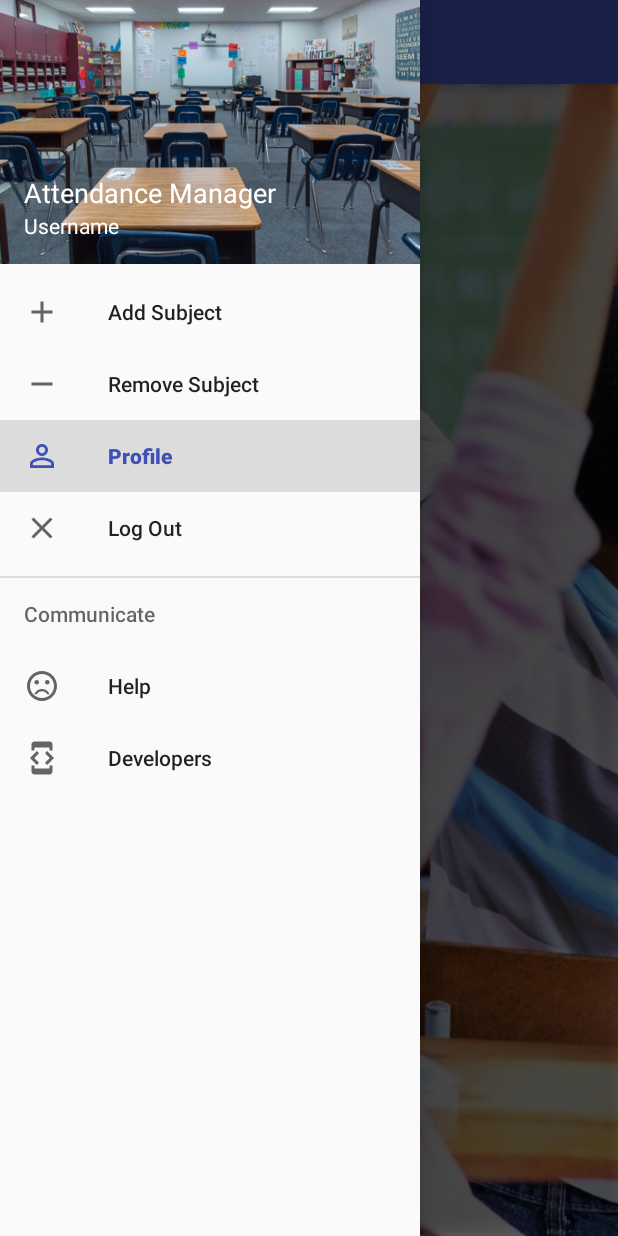
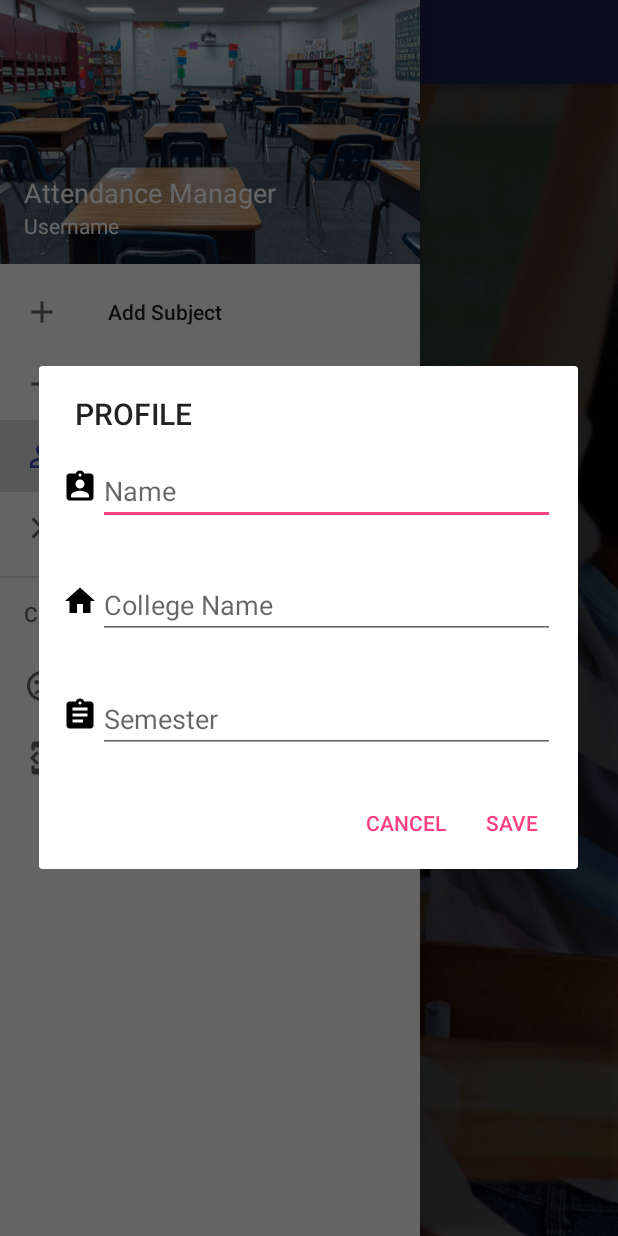
Before and after one commit to Cyber-Labs/attendance-manager-app-1, an Android app: the screen it shows after launch (MainActivity), in the side drawer, after a tap on "Profile", on a phone screen of 412 x 824 dp. Run offline under Robolectric (Android 15) with nearby library versions, the phone set to English and light mode, and no system bars.

Commit message:
added current percentage and required percentage textviews,swiping down on the screen will refresh the data and added create profile dialog box on the profile button of navigation drawer..

```diff
--- /dev/null
+++ b/app/src/main/java/com/example/roshni/attendance/EditProfile.java
@@ -0,0 +1,33 @@
+package com.example.roshni.attendance;
+
+import android.app.Dialog;
+import android.content.DialogInterface;
+import android.os.Bundle;
+import android.support.v7.app.AlertDialog;
+import android.support.v7.app.AppCompatDialogFragment;
+import android.view.LayoutInflater;
+import android.view.View;
+
+public class EditProfile extends AppCompatDialogFragment {
+    @Override
+    public Dialog onCreateDialog(Bundle savedInstanceState) {
+        AlertDialog.Builder builder = new AlertDialog.Builder(getActivity());
+        LayoutInflater inflater = getActivity().getLayoutInflater();
+        View view = inflater.inflate(R.layout.edit_profile,null);
+        builder.setView(view)
+                .setTitle("PROFILE")
+                .setNegativeButton("CANCEL", new DialogInterface.OnClickListener() {
+                    @Override
+                    public void onClick(DialogInterface dialogInterface, int i) {
+
+                    }
+                })
+                .setPositiveButton("SAVE", new DialogInterface.OnClickListener() {
+                    @Override
+                    public void onClick(DialogInterface dialogInterface, int i) {
+
+                    }
+                });
+        return builder.create();
+    }
+}
--- /dev/null
+++ b/app/src/main/res/drawable/ic_college.xml
@@ -0,0 +1,9 @@
+<vector xmlns:android="http://schemas.android.com/apk/res/android"
+        android:width="24dp"
+        android:height="24dp"
+        android:viewportWidth="24.0"
+        android:viewportHeight="24.0">
+    <path
+        android:fillColor="#FF000000"
+        android:pathData="M10,20v-6h4v6h5v-8h3L12,3 2,12h3v8z"/>
+</vector>
--- /dev/null
+++ b/app/src/main/res/drawable/ic_name.xml
@@ -0,0 +1,9 @@
+<vector xmlns:android="http://schemas.android.com/apk/res/android"
+        android:width="24dp"
+        android:height="24dp"
+        android:viewportWidth="24.0"
+        android:viewportHeight="24.0">
+    <path
+        android:fillColor="#FF000000"
+        android:pathData="M19,3h-4.18C14.4,1.84 13.3,1 12,1c-1.3,0 -2.4,0.84 -2.82,2L5,3c-1.1,0 -2,0.9 -2,2v14c0,1.1 0.9,2 2,2h14c1.1,0 2,-0.9 2,-2L21,5c0,-1.1 -0.9,-2 -2,-2zM12,3c0.55,0 1,0.45 1,1s-0.45,1 -1,1 -1,-0.45 -1,-1 0.45,-1 1,-1zM12,7c1.66,0 3,1.34 3,3s-1.34,3 -3,3 -3,-1.34 -3,-3 1.34,-3 3,-3zM18,19L6,19v-1.4c0,-2 4,-3.1 6,-3.1s6,1.1 6,3.1L18,19z"/>
+</vector>
--- /dev/null
+++ b/app/src/main/res/drawable/ic_semester.xml
@@ -0,0 +1,9 @@
+<vector xmlns:android="http://schemas.android.com/apk/res/android"
+        android:width="24dp"
+        android:height="24dp"
+        android:viewportWidth="24.0"
+        android:viewportHeight="24.0">
+    <path
+        android:fillColor="#FF000000"
+        android:pathData="M19,3h-4.18C14.4,1.84 13.3,1 12,1c-1.3,0 -2.4,0.84 -2.82,2L5,3c-1.1,0 -2,0.9 -2,2v14c0,1.1 0.9,2 2,2h14c1.1,0 2,-0.9 2,-2L21,5c0,-1.1 -0.9,-2 -2,-2zM12,3c0.55,0 1,0.45 1,1s-0.45,1 -1,1 -1,-0.45 -1,-1 0.45,-1 1,-1zM14,17L7,17v-2h7v2zM17,13L7,13v-2h10v2zM17,9L7,9L7,7h10v2z"/>
+</vector>
--- a/app/src/main/res/layout/activity_main.xml
+++ b/app/src/main/res/layout/activity_main.xml
@@ -51,7 +51,11 @@
                     android:onClick="ViewData"
                     android:text="View Data" />
             </LinearLayout>
-
+            <android.support.v4.widget.SwipeRefreshLayout
+                xmlns:android="http://schemas.android.com/apk/res/android"
+                android:id="@+id/swiperefresh"
+                android:layout_width="match_parent"
+                android:layout_height="match_parent"/>
             <ListView
                 android:id="@+id/list_view"
                 android:layout_width="match_parent"
--- /dev/null
+++ b/app/src/main/res/layout/edit_profile.xml
@@ -0,0 +1,58 @@
+<?xml version="1.0" encoding="utf-8"?>
+<LinearLayout xmlns:android="http://schemas.android.com/apk/res/android"
+    android:orientation="vertical"
+    android:layout_width="match_parent"
+    android:layout_height="match_parent">
+    <LinearLayout
+        android:layout_width="match_parent"
+        android:layout_height="wrap_content"
+        android:layout_margin="15dp">
+        <ImageView
+            android:layout_width="wrap_content"
+            android:layout_height="wrap_content"
+            android:layout_marginTop="8dp"
+            android:src="@drawable/ic_name"/>
+        <EditText
+            android:id="@+id/modify_subj_name"
+            android:layout_width="match_parent"
+            android:layout_height="wrap_content"
+            android:hint="Name"/>
+
+    </LinearLayout>
+    <LinearLayout
+        android:layout_width="match_parent"
+        android:layout_height="wrap_content"
+        android:layout_margin="15dp">
+        <ImageView
+            android:layout_width="wrap_content"
+            android:layout_height="wrap_content"
+            android:layout_marginTop="8dp"
+            android:src="@drawable/ic_college"/>
+        <EditText
+            android:id="@+id/modify_min_percent"
+            android:layout_width="match_parent"
+            android:layout_height="wrap_content"
+            android:inputType="number"
+            android:maxLength="2"
+            android:hint="College Name"/>
+
+    </LinearLayout>
+    <LinearLayout
+        android:layout_width="match_parent"
+        android:layout_height="wrap_content"
+        android:layout_margin="15dp">
+        <ImageView
+            android:layout_width="wrap_content"
+            android:layout_height="wrap_content"
+            android:layout_marginTop="8dp"
+            android:src="@drawable/ic_semester"/>
+        <EditText
+            android:id="@+id/modify_presents"
+            android:layout_width="match_parent"
+            android:layout_height="wrap_content"
+            android:hint="Semester"
+            android:inputType="number"/>
+
+    </LinearLayout>
+
+    </LinearLayout>
```
Also changed, not shown: app/src/main/java/com/example/roshni/attendance/MainActivity.java (+39 -6 lines), app/src/main/res/layout/list_layout.xml (+40 -6 lines).
